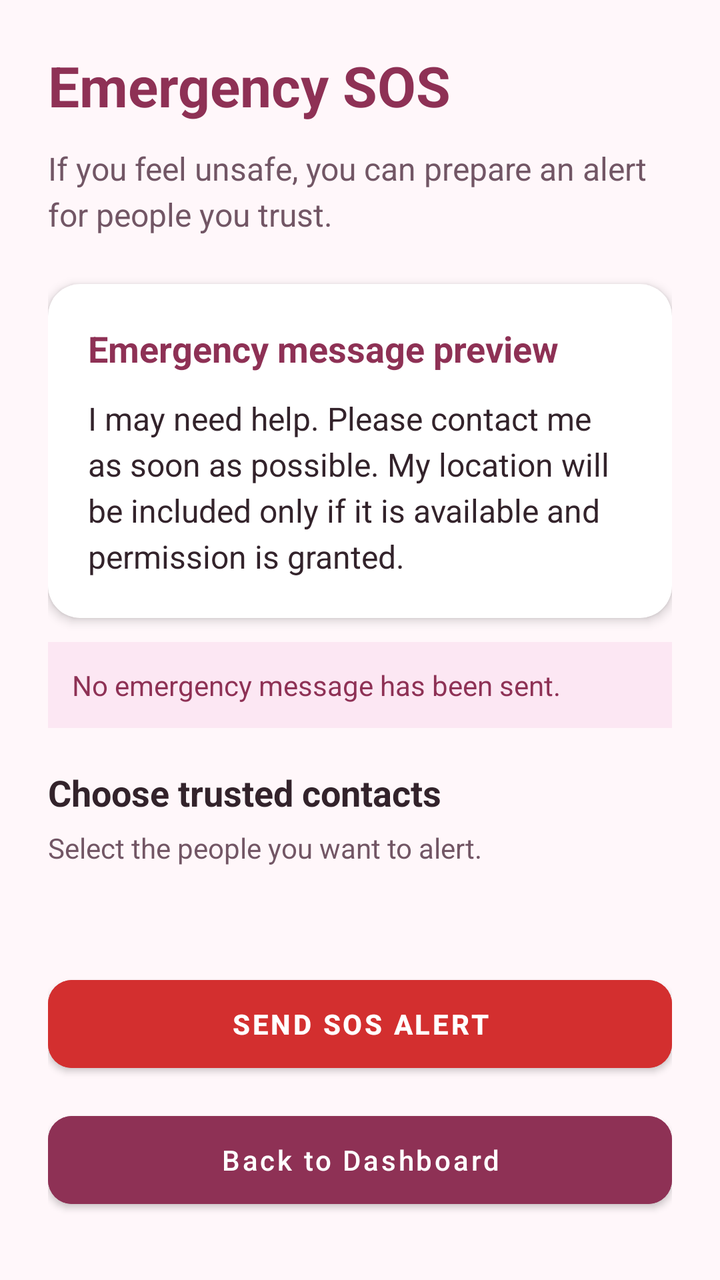
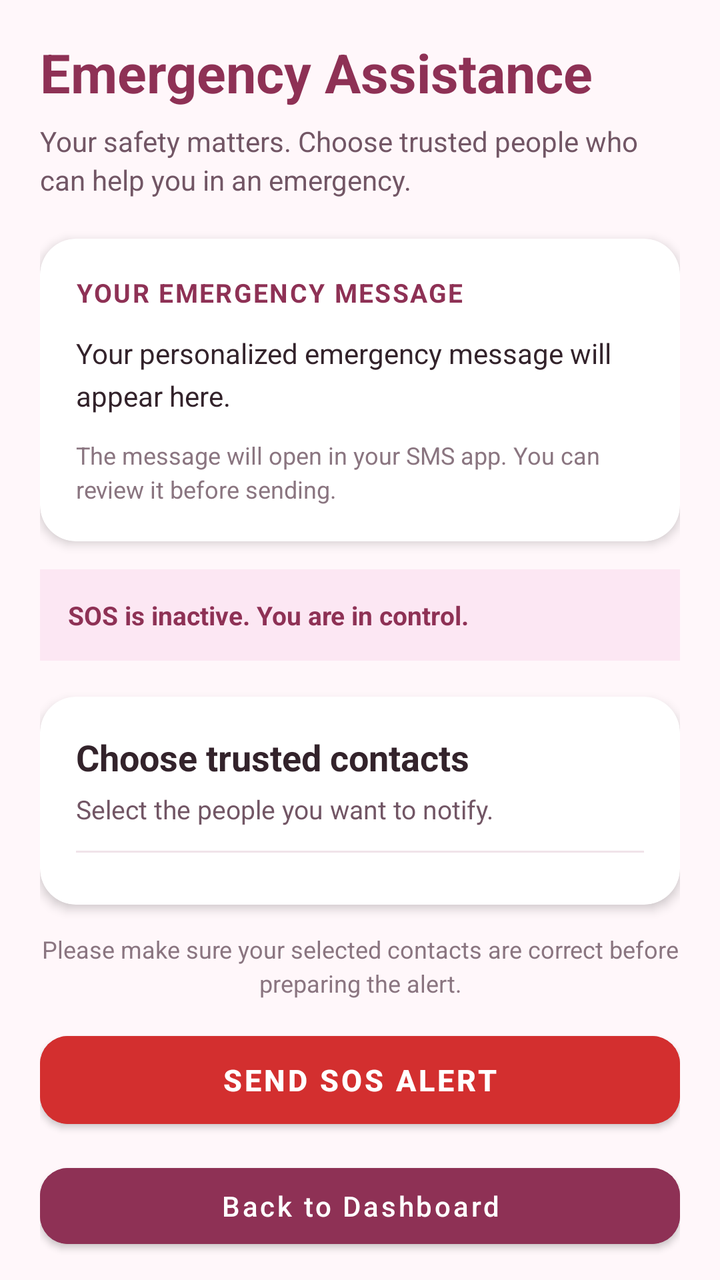

Compare the two renders of this Android layout. The source of the first and the diff that turns it into the second are given below.
<!-- AndroidManifest.xml: application theme Theme.SafeHer -->
<!-- res/layout/activity_emergency_sos.xml -->
<?xml version="1.0" encoding="utf-8"?>
<androidx.constraintlayout.widget.ConstraintLayout
    xmlns:android="http://schemas.android.com/apk/res/android"
    xmlns:app="http://schemas.android.com/apk/res-auto"
    android:layout_width="match_parent"
    android:layout_height="match_parent"
    android:background="#FFF7FA"
    android:padding="24dp">

    <TextView
        android:id="@+id/sosTitle"
        android:layout_width="0dp"
        android:layout_height="wrap_content"
        android:text="Emergency SOS"
        android:textColor="#8E3155"
        android:textSize="28sp"
        android:textStyle="bold"
        app:layout_constraintTop_toTopOf="parent"
        app:layout_constraintStart_toStartOf="parent"
        app:layout_constraintEnd_toEndOf="parent" />

    <TextView
        android:id="@+id/sosDescription"
        android:layout_width="0dp"
        android:layout_height="wrap_content"
        android:layout_marginTop="12dp"
        android:text="If you feel unsafe, you can prepare an alert for people you trust."
        android:textColor="#725665"
        android:textSize="16sp"
        android:lineSpacingExtra="4dp"
        app:layout_constraintTop_toBottomOf="@id/sosTitle"
        app:layout_constraintStart_toStartOf="parent"
        app:layout_constraintEnd_toEndOf="parent" />

    <androidx.cardview.widget.CardView
        android:id="@+id/sosMessageCard"
        android:layout_width="0dp"
        android:layout_height="wrap_content"
        android:layout_marginTop="24dp"
        app:cardBackgroundColor="#FFFFFF"
        app:cardCornerRadius="16dp"
        app:cardElevation="3dp"
        app:layout_constraintTop_toBottomOf="@id/sosDescription"
        app:layout_constraintStart_toStartOf="parent"
        app:layout_constraintEnd_toEndOf="parent">

        <LinearLayout
            android:layout_width="match_parent"
            android:layout_height="wrap_content"
            android:orientation="vertical"
            android:padding="20dp">

            <TextView
                android:layout_width="match_parent"
                android:layout_height="wrap_content"
                android:text="Emergency message preview"
                android:textColor="#8E3155"
                android:textSize="18sp"
                android:textStyle="bold" />

            <TextView
                android:id="@+id/sosMessagePreview"
                android:layout_width="match_parent"
                android:layout_height="wrap_content"
                android:layout_marginTop="12dp"
                android:text="I may need help. Please contact me as soon as possible. My location will be included only if it is available and permission is granted."
                android:textColor="#33232B"
                android:textSize="16sp"
                android:lineSpacingExtra="4dp" />

        </LinearLayout>
    </androidx.cardview.widget.CardView>

    <TextView
        android:id="@+id/sosStatusText"
        android:layout_width="0dp"
        android:layout_height="wrap_content"
        android:layout_marginTop="12dp"
        android:background="#FCE7F3"
        android:padding="12dp"
        android:text="No emergency message has been sent."
        android:textColor="#8E3155"
        android:textSize="14sp"
        app:layout_constraintTop_toBottomOf="@id/sosMessageCard"
        app:layout_constraintStart_toStartOf="parent"
        app:layout_constraintEnd_toEndOf="parent" />
    <TextView
        android:id="@+id/sosContactsTitle"
        android:layout_width="0dp"
        android:layout_height="wrap_content"
        android:layout_marginTop="20dp"
        android:text="Choose trusted contacts"
        android:textColor="#33232B"
        android:textSize="18sp"
        android:textStyle="bold"
        app:layout_constraintTop_toBottomOf="@id/sosStatusText"
        app:layout_constraintStart_toStartOf="parent"
        app:layout_constraintEnd_toEndOf="parent" />

    <TextView
        android:id="@+id/sosContactsHint"
        android:layout_width="0dp"
        android:layout_height="wrap_content"
        android:layout_marginTop="6dp"
        android:text="Select the people you want to alert."
        android:textColor="#725665"
        android:textSize="14sp"
        app:layout_constraintTop_toBottomOf="@id/sosContactsTitle"
        app:layout_constraintStart_toStartOf="parent"
        app:layout_constraintEnd_toEndOf="parent" />


    <ScrollView
        android:id="@+id/sosContactsScrollView"
        android:layout_width="0dp"
        android:layout_height="0dp"
        android:layout_marginTop="8dp"
        android:fillViewport="true"
        app:layout_constraintTop_toBottomOf="@id/sosContactsHint"
        app:layout_constraintBottom_toTopOf="@id/sendSOSButton"
        app:layout_constraintStart_toStartOf="parent"
        app:layout_constraintEnd_toEndOf="parent">

        <LinearLayout
            android:id="@+id/sosContactsContainer"
            android:layout_width="match_parent"
            android:layout_height="wrap_content"
            android:orientation="vertical"
            android:paddingBottom="8dp" />

    </ScrollView>

    <Button
        android:id="@+id/sendSOSButton"
        android:layout_width="0dp"
        android:layout_height="56dp"
        android:layout_marginBottom="12dp"
        android:backgroundTint="#D32F2F"
        android:text="SEND SOS ALERT"
        android:textColor="#FFFFFF"
        android:textStyle="bold"
        android:textAllCaps="false"
        app:cornerRadius="12dp"
        app:layout_constraintBottom_toTopOf="@id/sosBackButton"
        app:layout_constraintStart_toStartOf="parent"
        app:layout_constraintEnd_toEndOf="parent" />
    <Button
        android:id="@+id/sosBackButton"
        android:layout_width="0dp"
        android:layout_height="56dp"
        android:layout_marginBottom="8dp"
        android:backgroundTint="#8E3155"
        android:text="Back to Dashboard"
        android:textColor="#FFFFFF"
        android:textAllCaps="false"
        app:cornerRadius="12dp"
        app:layout_constraintBottom_toBottomOf="parent"
        app:layout_constraintStart_toStartOf="parent"
        app:layout_constraintEnd_toEndOf="parent" />

</androidx.constraintlayout.widget.ConstraintLayout>
<!-- resources referenced by this layout -->
<resources>
  <style name="Theme.SafeHer" parent="Theme.MaterialComponents.DayNight.DarkActionBar">
          
          <item name="colorPrimary">@color/purple_500</item>
          <item name="colorPrimaryVariant">@color/purple_700</item>
          <item name="colorOnPrimary">@color/white</item>
          
          <item name="colorSecondary">@color/teal_200</item>
          <item name="colorSecondaryVariant">@color/teal_700</item>
          <item name="colorOnSecondary">@color/black</item>
          
          <item name="android:statusBarColor">?attr/colorPrimaryVariant</item>
          
      </style>
  <color name="purple_500">#FF6200EE</color>
  <color name="purple_700">#FF3700B3</color>
  <color name="white">#FFFFFFFF</color>
  <color name="teal_200">#FF03DAC5</color>
  <color name="teal_700">#FF018786</color>
  <color name="black">#FF000000</color>
</resources>

<!-- the commit's change to res/layout/activity_emergency_sos.xml (unified diff, before → after) -->
@@ -5,155 +5,194 @@
     android:layout_width="match_parent"
     android:layout_height="match_parent"
     android:background="#FFF7FA"
-    android:padding="24dp">
-
-    <TextView
-        android:id="@+id/sosTitle"
+    android:paddingStart="20dp"
+    android:paddingEnd="20dp"
+    android:paddingTop="18dp"
+    android:paddingBottom="12dp">
+
+    <ScrollView
+        android:id="@+id/sosMainScroll"
         android:layout_width="0dp"
-        android:layout_height="wrap_content"
-        android:text="Emergency SOS"
-        android:textColor="#8E3155"
-        android:textSize="28sp"
-        android:textStyle="bold"
+        android:layout_height="0dp"
+        android:fillViewport="false"
+        android:clipToPadding="false"
+        android:paddingBottom="12dp"
         app:layout_constraintTop_toTopOf="parent"
-        app:layout_constraintStart_toStartOf="parent"
-        app:layout_constraintEnd_toEndOf="parent" />
-
-    <TextView
-        android:id="@+id/sosDescription"
-        android:layout_width="0dp"
-        android:layout_height="wrap_content"
-        android:layout_marginTop="12dp"
-        android:text="If you feel unsafe, you can prepare an alert for people you trust."
-        android:textColor="#725665"
-        android:textSize="16sp"
-        android:lineSpacingExtra="4dp"
-        app:layout_constraintTop_toBottomOf="@id/sosTitle"
-        app:layout_constraintStart_toStartOf="parent"
-        app:layout_constraintEnd_toEndOf="parent" />
-
-    <androidx.cardview.widget.CardView
-        android:id="@+id/sosMessageCard"
-        android:layout_width="0dp"
-        android:layout_height="wrap_content"
-        android:layout_marginTop="24dp"
-        app:cardBackgroundColor="#FFFFFF"
-        app:cardCornerRadius="16dp"
-        app:cardElevation="3dp"
-        app:layout_constraintTop_toBottomOf="@id/sosDescription"
+        app:layout_constraintBottom_toTopOf="@id/sendSOSButton"
         app:layout_constraintStart_toStartOf="parent"
         app:layout_constraintEnd_toEndOf="parent">
 
         <LinearLayout
             android:layout_width="match_parent"
             android:layout_height="wrap_content"
-            android:orientation="vertical"
-            android:padding="20dp">
-
-            <TextView
-                android:layout_width="match_parent"
-                android:layout_height="wrap_content"
-                android:text="Emergency message preview"
+            android:orientation="vertical">
+
+            <TextView
+                android:id="@+id/sosTitle"
+                android:layout_width="match_parent"
+                android:layout_height="wrap_content"
+                android:text="Emergency Assistance"
                 android:textColor="#8E3155"
-                android:textSize="18sp"
+                android:textSize="27sp"
                 android:textStyle="bold" />
 
             <TextView
-                android:id="@+id/sosMessagePreview"
-                android:layout_width="match_parent"
-                android:layout_height="wrap_content"
-                android:layout_marginTop="12dp"
-                android:text="I may need help. Please contact me as soon as possible. My location will be included only if it is available and permission is granted."
-                android:textColor="#33232B"
-                android:textSize="16sp"
-                android:lineSpacingExtra="4dp" />
+                android:id="@+id/sosDescription"
+                android:layout_width="match_parent"
+                android:layout_height="wrap_content"
+                android:layout_marginTop="7dp"
+                android:text="Your safety matters. Choose trusted people who can help you in an emergency."
+                android:textColor="#725665"
+                android:textSize="14sp"
+                android:lineSpacingExtra="3dp" />
+
+            <androidx.cardview.widget.CardView
+                android:id="@+id/sosMessageCard"
+                android:layout_width="match_parent"
+                android:layout_height="wrap_content"
+                android:layout_marginTop="20dp"
+                app:cardBackgroundColor="#FFFFFF"
+                app:cardCornerRadius="18dp"
+                app:cardElevation="3dp">
+
+                <LinearLayout
+                    android:layout_width="match_parent"
+                    android:layout_height="wrap_content"
+                    android:orientation="vertical"
+                    android:padding="18dp">
+
+                    <TextView
+                        android:layout_width="match_parent"
+                        android:layout_height="wrap_content"
+                        android:text="YOUR EMERGENCY MESSAGE"
+                        android:textColor="#8E3155"
+                        android:textSize="13sp"
+                        android:letterSpacing="0.06"
+                        android:textStyle="bold" />
+
+                    <TextView
+                        android:id="@+id/sosMessagePreview"
+                        android:layout_width="match_parent"
+                        android:layout_height="wrap_content"
+                        android:layout_marginTop="12dp"
+                        android:text="Your personalized emergency message will appear here."
+                        android:textColor="#33232B"
+                        android:textSize="14sp"
+                        android:lineSpacingExtra="5dp"
+                        android:textIsSelectable="true" />
+
+                    <TextView
+                        android:layout_width="match_parent"
+                        android:layout_height="wrap_content"
+                        android:layout_marginTop="12dp"
+                        android:text="The message will open in your SMS app. You can review it before sending."
+                        android:textColor="#8A7580"
+                        android:textSize="12sp"
+                        android:lineSpacingExtra="3dp" />
+
+                </LinearLayout>
+            </androidx.cardview.widget.CardView>
+
+            <TextView
+                android:id="@+id/sosStatusText"
+                android:layout_width="match_parent"
+                android:layout_height="wrap_content"
+                android:layout_marginTop="14dp"
+                android:background="#FCE7F3"
+                android:padding="14dp"
+                android:text="SOS is inactive. You are in control."
+                android:textColor="#8E3155"
+                android:textSize="13sp"
+                android:textStyle="bold" />
+
+            <androidx.cardview.widget.CardView
+                android:layout_width="match_parent"
+                android:layout_height="wrap_content"
+                android:layout_marginTop="18dp"
+                app:cardBackgroundColor="#FFFFFF"
+                app:cardCornerRadius="18dp"
+                app:cardElevation="3dp">
+
+                <LinearLayout
+                    android:layout_width="match_parent"
+                    android:layout_height="wrap_content"
+                    android:orientation="vertical"
+                    android:padding="18dp">
+
+                    <TextView
+                        android:id="@+id/sosContactsTitle"
+                        android:layout_width="match_parent"
+                        android:layout_height="wrap_content"
+                        android:text="Choose trusted contacts"
+                        android:textColor="#33232B"
+                        android:textSize="18sp"
+                        android:textStyle="bold" />
+
+                    <TextView
+                        android:id="@+id/sosContactsHint"
+                        android:layout_width="match_parent"
+                        android:layout_height="wrap_content"
+                        android:layout_marginTop="5dp"
+                        android:text="Select the people you want to notify."
+                        android:textColor="#725665"
+                        android:textSize="13sp" />
+
+                    <View
+                        android:layout_width="match_parent"
+                        android:layout_height="1dp"
+                        android:layout_marginTop="12dp"
+                        android:layout_marginBottom="8dp"
+                        android:background="#F0E3E9" />
+
+                    <LinearLayout
+                        android:id="@+id/sosContactsContainer"
+                        android:layout_width="match_parent"
+                        android:layout_height="wrap_content"
+                        android:orientation="vertical" />
+
+                </LinearLayout>
+            </androidx.cardview.widget.CardView>
+
+            <TextView
+                android:layout_width="match_parent"
+                android:layout_height="wrap_content"
+                android:layout_marginTop="14dp"
+                android:layout_marginBottom="8dp"
+                android:text="Please make sure your selected contacts are correct before preparing the alert."
+                android:textColor="#8A7580"
+                android:textSize="12sp"
+                android:gravity="center"
+                android:lineSpacingExtra="3dp" />
 
         </LinearLayout>
-    </androidx.cardview.widget.CardView>
-
-    <TextView
-        android:id="@+id/sosStatusText"
-        android:layout_width="0dp"
-        android:layout_height="wrap_content"
-        android:layout_marginTop="12dp"
-        android:background="#FCE7F3"
-        android:padding="12dp"
-        android:text="No emergency message has been sent."
-        android:textColor="#8E3155"
-        android:textSize="14sp"
-        app:layout_constraintTop_toBottomOf="@id/sosMessageCard"
-        app:layout_constraintStart_toStartOf="parent"
-        app:layout_constraintEnd_toEndOf="parent" />
-    <TextView
-        android:id="@+id/sosContactsTitle"
-        android:layout_width="0dp"
-        android:layout_height="wrap_content"
-        android:layout_marginTop="20dp"
-        android:text="Choose trusted contacts"
-        android:textColor="#33232B"
-        android:textSize="18sp"
-        android:textStyle="bold"
-        app:layout_constraintTop_toBottomOf="@id/sosStatusText"
-        app:layout_constraintStart_toStartOf="parent"
-        app:layout_constraintEnd_toEndOf="parent" />
-
-    <TextView
-        android:id="@+id/sosContactsHint"
-        android:layout_width="0dp"
-        android:layout_height="wrap_content"
-        android:layout_marginTop="6dp"
-        android:text="Select the people you want to alert."
-        android:textColor="#725665"
-        android:textSize="14sp"
-        app:layout_constraintTop_toBottomOf="@id/sosContactsTitle"
-        app:layout_constraintStart_toStartOf="parent"
-        app:layout_constraintEnd_toEndOf="parent" />
-
-
-    <ScrollView
-        android:id="@+id/sosContactsScrollView"
-        android:layout_width="0dp"
-        android:layout_height="0dp"
-        android:layout_marginTop="8dp"
-        android:fillViewport="true"
-        app:layout_constraintTop_toBottomOf="@id/sosContactsHint"
-        app:layout_constraintBottom_toTopOf="@id/sendSOSButton"
-        app:layout_constraintStart_toStartOf="parent"
-        app:layout_constraintEnd_toEndOf="parent">
-
-        <LinearLayout
-            android:id="@+id/sosContactsContainer"
-            android:layout_width="match_parent"
-            android:layout_height="wrap_content"
-            android:orientation="vertical"
-            android:paddingBottom="8dp" />
-
     </ScrollView>
 
     <Button
         android:id="@+id/sendSOSButton"
         android:layout_width="0dp"
         android:layout_height="56dp"
-        android:layout_marginBottom="12dp"
+        android:layout_marginBottom="10dp"
         android:backgroundTint="#D32F2F"
         android:text="SEND SOS ALERT"
         android:textColor="#FFFFFF"
+        android:textSize="15sp"
         android:textStyle="bold"
         android:textAllCaps="false"
-        app:cornerRadius="12dp"
+        app:cornerRadius="14dp"
         app:layout_constraintBottom_toTopOf="@id/sosBackButton"
         app:layout_constraintStart_toStartOf="parent"
         app:layout_constraintEnd_toEndOf="parent" />
+
     <Button
         android:id="@+id/sosBackButton"
         android:layout_width="0dp"
-        android:layout_height="56dp"
-        android:layout_marginBottom="8dp"
+        android:layout_height="50dp"
         android:backgroundTint="#8E3155"
         android:text="Back to Dashboard"
         android:textColor="#FFFFFF"
+        android:textSize="14sp"
         android:textAllCaps="false"
-        app:cornerRadius="12dp"
+        app:cornerRadius="14dp"
         app:layout_constraintBottom_toBottomOf="parent"
         app:layout_constraintStart_toStartOf="parent"
         app:layout_constraintEnd_toEndOf="parent" />
